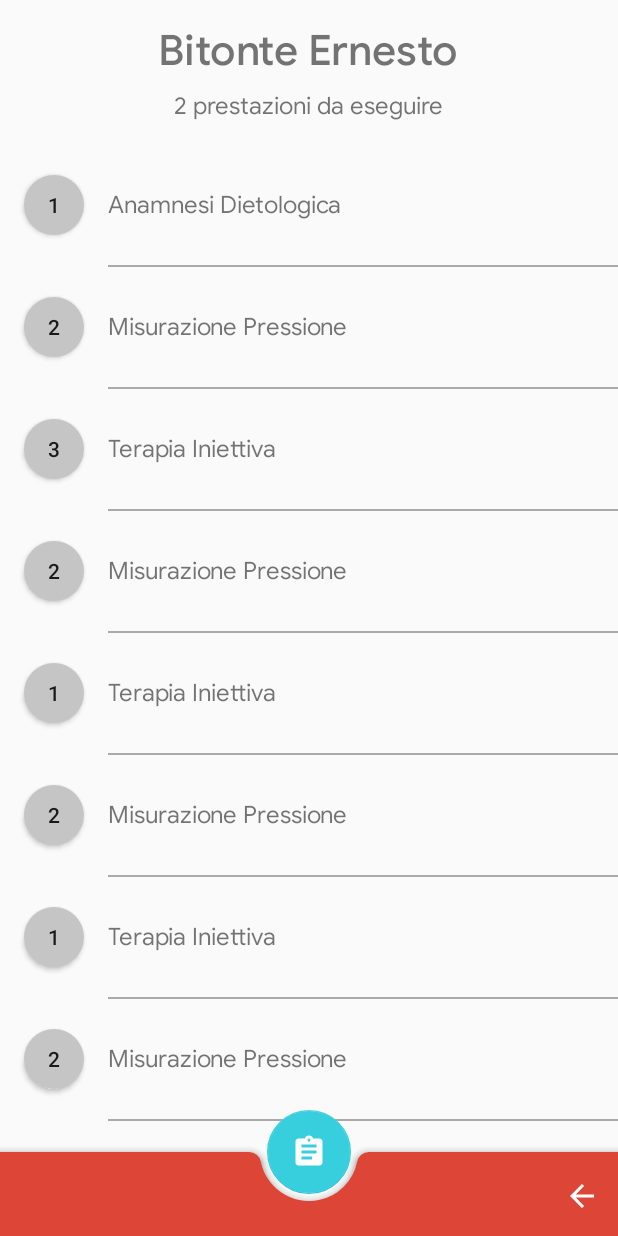
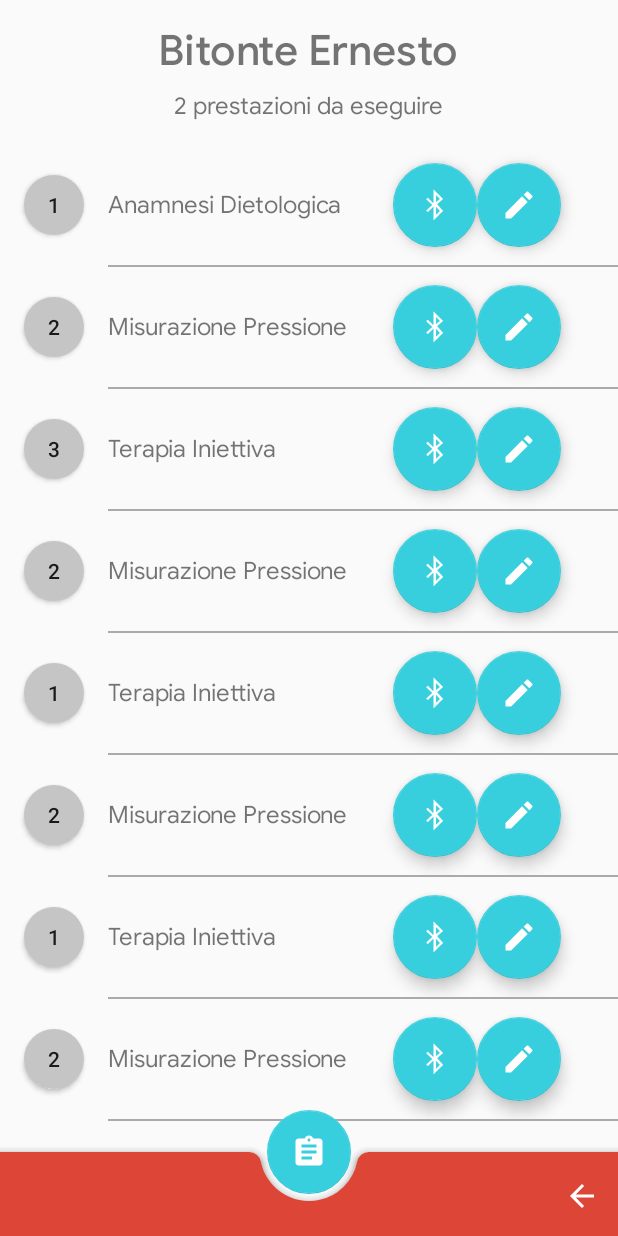
Before and after one commit to dacquaviva/iAssistant, an Android app: the PrestazioniActivity screen opened directly, with no data from a screen before it, on a phone screen of 412 x 824 dp. Run offline under Robolectric (Android 15) with nearby library versions, the phone set to English and light mode, and no system bars.

Commit message:
Aggiunta Dialog bluetooth

```diff
--- a/app/src/main/java/gruppo_20/iassistant/ui/PrestazioniActivity.java
+++ b/app/src/main/java/gruppo_20/iassistant/ui/PrestazioniActivity.java
@@ -1,5 +1,7 @@
 package gruppo_20.iassistant.ui;
 
+import android.app.Dialog;
+import android.content.DialogInterface;
 import android.content.Intent;
 import android.graphics.drawable.Drawable;
 import android.graphics.drawable.Icon;
@@ -18,6 +20,7 @@ import android.view.Menu;
 import android.view.MenuItem;
 import android.view.View;
 import android.view.ViewGroup;
+import android.view.Window;
 import android.widget.Button;
 import android.widget.ScrollView;
 import android.widget.TextView;
@@ -32,6 +35,7 @@ public class PrestazioniActivity extends AppCompatActivity {
     private static FloatingActionButton fab;
     private static RecyclerView prestazioniList;
     private static android.support.design.bottomappbar.BottomAppBar but;
+
 
     @Override
     protected void onCreate(Bundle savedInstanceState) {
@@ -76,6 +80,8 @@ public class PrestazioniActivity extends AppCompatActivity {
         });
     }
 
+
+
     //definizione del metodo per il riempimento della lista
     private void setupRecyclerView(@NonNull RecyclerView recyclerView) { //@NonNull specifica che il metodo non potrà mai restituire null
         recyclerView.setAdapter(new SimpleItemRecyclerViewAdapter(this, Prestazioni.ITEMS));
@@ -106,8 +112,25 @@ public class PrestazioniActivity extends AppCompatActivity {
         public void onBindViewHolder(final SimpleItemRecyclerViewAdapter.ViewHolder holder, final int position) {
             holder.mNomePrestazione.setText(mValues.get(position).nomePrestazione);
             holder.mNumPrestazione.setText(mValues.get(position).numeroPrestazione);
+            holder.mBluetooth.setOnClickListener(new View.OnClickListener() {
+                @Override
+                public void onClick(View v) {
+                    apriDialog(holder.blueDialog,"bluetooth",v, R.layout.bluetooth);
+                }
+            });
+
         }
 
+        public void apriDialog(Dialog MyDialog, String title,View v, int layout){
+            MyDialog = new Dialog(v.getContext());
+            MyDialog.requestWindowFeature(Window.FEATURE_NO_TITLE);
+            MyDialog.setContentView(layout);
+            MyDialog.setTitle(title);
+
+            MyDialog.show();
+
+
+        }
 
         @Override
         public int getItemCount() {
@@ -117,11 +140,18 @@ public class PrestazioniActivity extends AppCompatActivity {
         class ViewHolder extends RecyclerView.ViewHolder {
             final Button mNumPrestazione;
             final TextView mNomePrestazione;
+            final FloatingActionButton mBluetooth;
+            final FloatingActionButton mManuale;
+            Dialog blueDialog;
+            Dialog manualDialog;
+
 
             ViewHolder(View view) {
                 super(view);
                 mNumPrestazione = (Button) view.findViewById(R.id.numeroPrestazioni);
                 mNomePrestazione = (TextView) view.findViewById(R.id.nomePrestazione);
+                mBluetooth = (FloatingActionButton) view.findViewById(R.id.bluetoothFab);
+                mManuale = (FloatingActionButton) view.findViewById(R.id.manualFab);
             }
         }
     }
--- /dev/null
+++ b/app/src/main/res/drawable/ic_edit_black_24dp.xml
@@ -0,0 +1,5 @@
+<vector android:height="24dp" android:tint="#FFFFFF"
+    android:viewportHeight="24.0" android:viewportWidth="24.0"
+    android:width="24dp" xmlns:android="http://schemas.android.com/apk/res/android">
+    <path android:fillColor="#FF000000" android:pathData="M3,17.25V21h3.75L17.81,9.94l-3.75,-3.75L3,17.25zM20.71,7.04c0.39,-0.39 0.39,-1.02 0,-1.41l-2.34,-2.34c-0.39,-0.39 -1.02,-0.39 -1.41,0l-1.83,1.83 3.75,3.75 1.83,-1.83z"/>
+</vector>
--- a/app/src/main/res/layout/prestazione_content.xml
+++ b/app/src/main/res/layout/prestazione_content.xml
@@ -23,7 +23,7 @@
 
         <TextView
             android:id="@+id/nomePrestazione"
-            android:layout_width="match_parent"
+            android:layout_width="174dp"
             android:layout_height="wrap_content"
             android:layout_gravity="center_vertical"
             android:layout_marginRight="16dp"
@@ -31,6 +31,27 @@
             android:lines="1"
             android:text="TextView"
             android:textSize="16sp" />
+
+        <android.support.design.widget.FloatingActionButton
+            android:id="@+id/bluetoothFab"
+            android:layout_width="match_parent"
+            android:layout_height="wrap_content"
+            android:layout_gravity="center_vertical"
+            android:layout_weight="1"
+            android:clickable="true"
+            app:srcCompat="@android:drawable/stat_sys_data_bluetooth"
+            tools:layout_width="wrap_content" />
+
+        <android.support.design.widget.FloatingActionButton
+            android:id="@+id/manualFab"
+            android:layout_width="wrap_content"
+            android:layout_height="wrap_content"
+            android:layout_gravity="center_vertical"
+            android:layout_marginRight="16dp"
+            android:layout_weight="1"
+            android:clickable="true"
+            app:srcCompat="@drawable/ic_edit_black_24dp"
+            tools:layout_marginLeft="16dp" />
     </LinearLayout>
 
     <View
```
